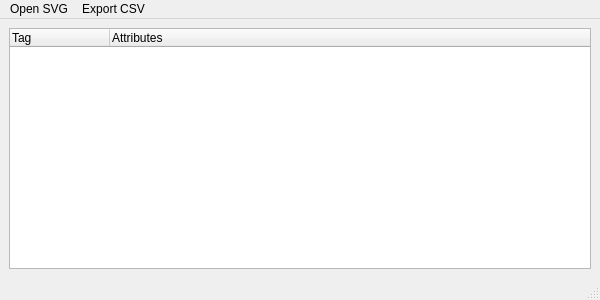
Old version of the form SVG_Handler/gui_qt6/mainwindow.ui in the repository jpenrici/SVG_Handler.
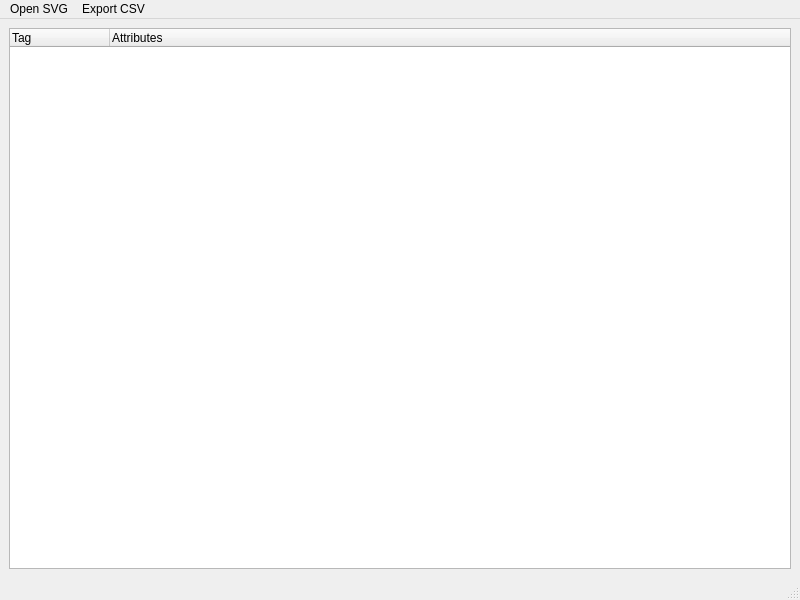
New version of the form.

The edit to the form file:
```diff
--- a/SVG_Handler/gui_qt6/mainwindow.ui
+++ b/SVG_Handler/gui_qt6/mainwindow.ui
@@ -6,8 +6,8 @@
    <rect>
     <x>0</x>
     <y>0</y>
-    <width>600</width>
-    <height>300</height>
+    <width>800</width>
+    <height>600</height>
    </rect>
   </property>
   <property name="windowTitle">
@@ -36,7 +36,7 @@
     <rect>
      <x>0</x>
      <y>0</y>
-     <width>600</width>
+     <width>800</width>
      <height>23</height>
     </rect>
    </property>
```
